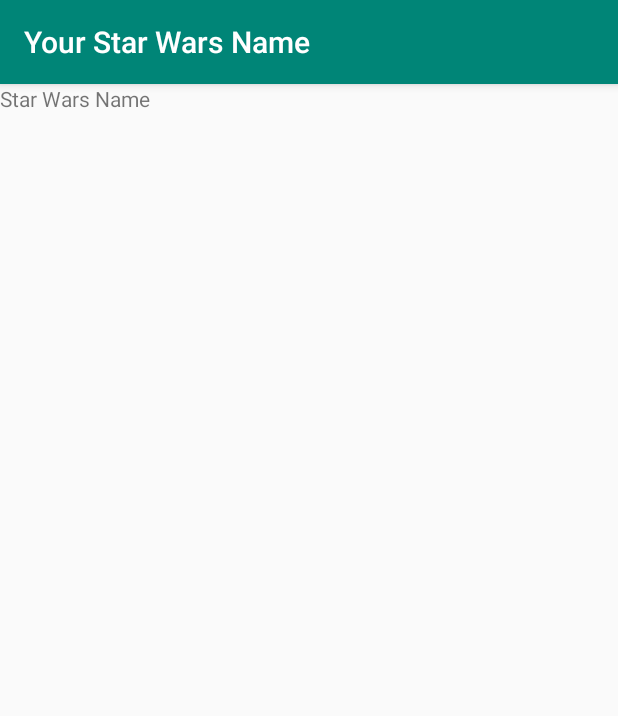
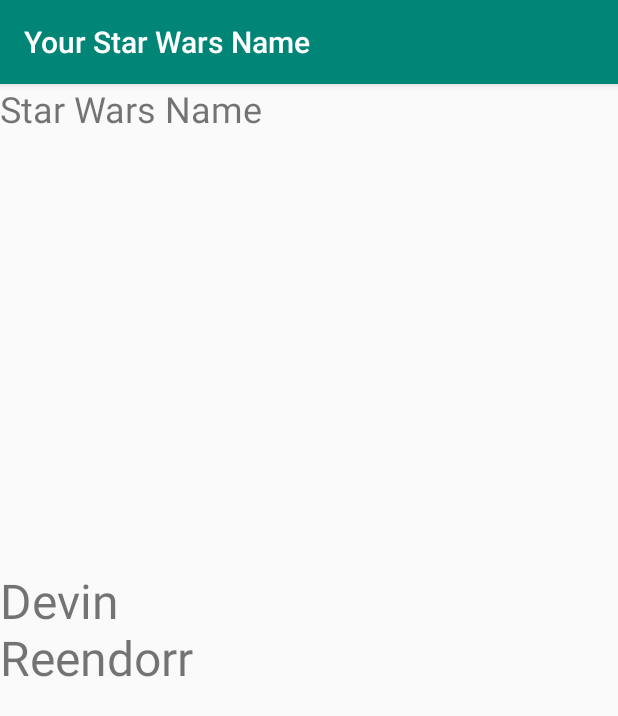
Before and after one commit to tedjacobs/Code_Louisville_Android, an Android app: the screen it shows after launch (StarWarsNameActivity), on a phone screen of 412 x 824 dp. Shown: the top 716 px of the screen. Run offline under Robolectric (Android 15) with nearby library versions, the phone set to English and light mode, and no system bars.

Commit message:
Added first Star Wars name and updated page title.

```diff
--- a/app/src/main/res/layout/activity_main.xml
+++ b/app/src/main/res/layout/activity_main.xml
@@ -9,6 +9,26 @@
     <TextView
         android:layout_width="wrap_content"
         android:layout_height="wrap_content"
-        android:text="Star Wars Name" />
+        android:text="@string/star_wars_name"
+        android:textSize="24sp" />
+
+    <TextView
+        android:id="@+id/textView4"
+        android:layout_width="wrap_content"
+        android:layout_height="wrap_content"
+        android:layout_alignParentStart="true"
+        android:layout_alignParentLeft="true"
+        android:layout_alignParentEnd="true"
+        android:layout_alignParentRight="true"
+        android:layout_alignParentBottom="true"
+        android:layout_marginStart="0dp"
+        android:layout_marginLeft="0dp"
+        android:layout_marginEnd="208dp"
+        android:layout_marginRight="208dp"
+        android:layout_marginBottom="364dp"
+        android:paddingLeft="0dp"
+        android:paddingRight="0dp"
+        android:text="Devin Reendorr"
+        android:textSize="32sp" />
 
 </RelativeLayout>
--- a/app/src/main/res/values/strings.xml
+++ b/app/src/main/res/values/strings.xml
@@ -1,3 +1,6 @@
 <resources>
     <string name="app_name">Your Star Wars Name</string>
+    <string name="star_wars_name">Star Wars Name</string>
+    <string name="devin_reendorr">Devin Reendorr</string>
+    <string name="devin_reendorr">Devin Reendorr</string>
 </resources>
```
